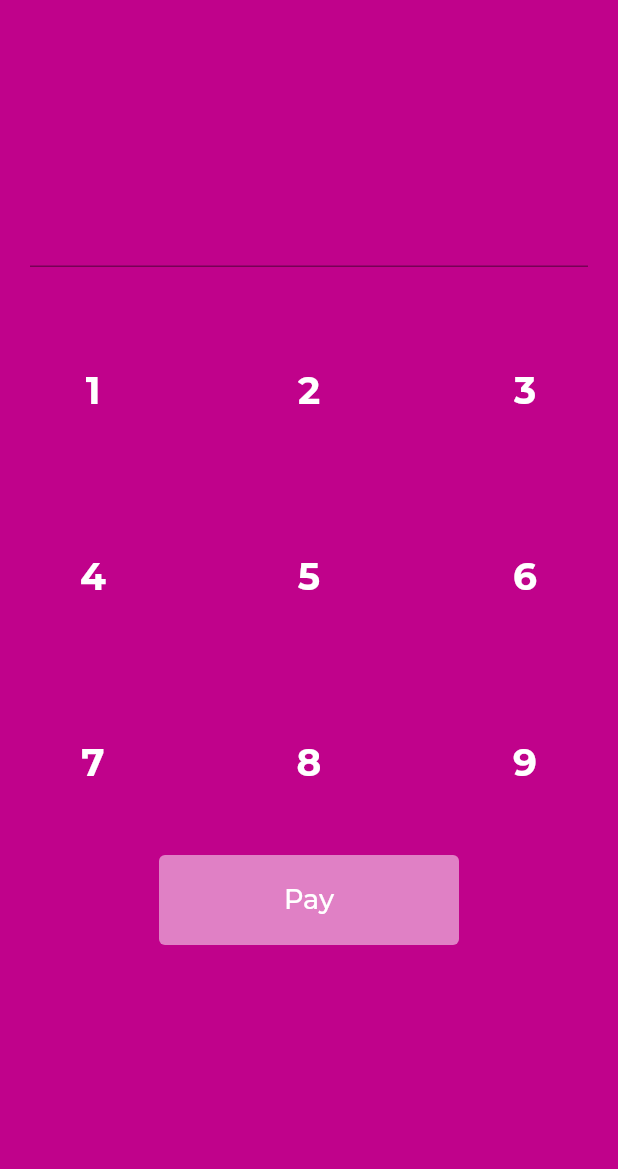
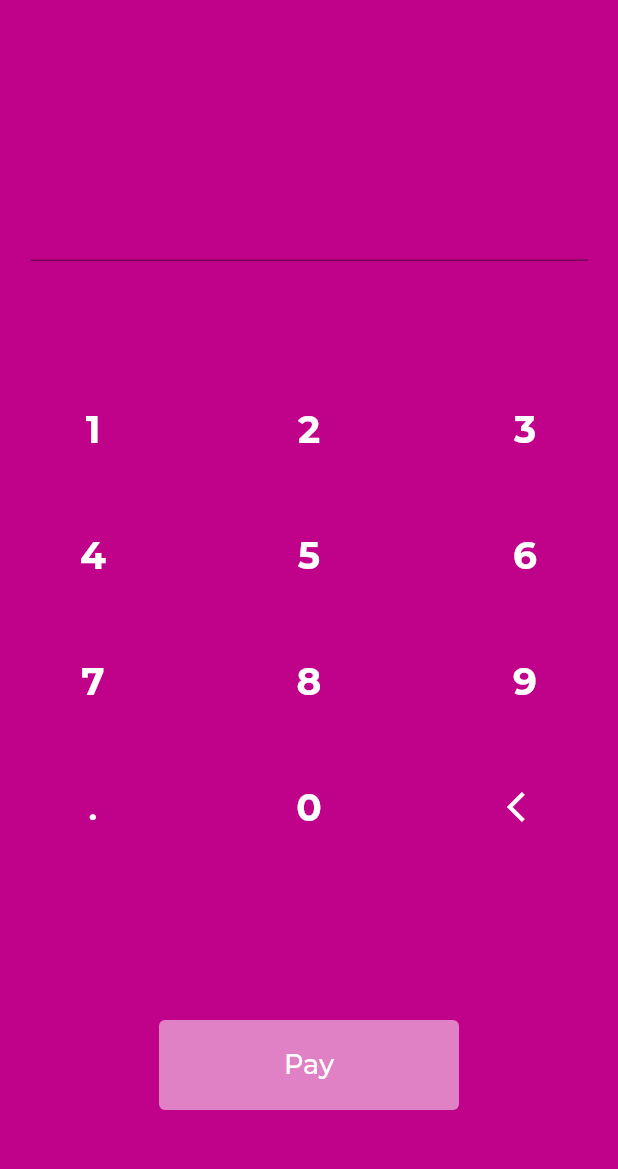
Before and after one commit to eldarheleg/moneyapp, a Flutter app: the PayInputAmount screen opened by its route, on a phone screen of 412 x 824 dp, the part 57-1226 px from its top. Run offline on Flutter 3.47's test engine with Material 2 defaults, Android fonts, the phone set to English and light mode, and no system bars; our stand-ins replace get; Roboto replaces fonts that are missing (Hind).

Commit message:
working on numpad

```diff
--- a/money_app/lib/modules/home/controllers/transactions_controller.dart
+++ b/money_app/lib/modules/home/controllers/transactions_controller.dart
@@ -28,6 +28,7 @@ var PayTransactions = <Transaction> [
         amount: 55.00,
         createdAt: DateTime.now()),
   ].obs;
+
   var TopUpTransactions = <Transaction>[
     Transaction(
         id: 1,
--- a/money_app/lib/modules/home/views/transactions_screen.dart
+++ b/money_app/lib/modules/home/views/transactions_screen.dart
@@ -11,11 +11,11 @@ import '../../../widgets/pay.dart';
 import '../../../widgets/top_up.dart';
 
 class TransactionsScreen extends StatelessWidget {
-  AmountController aa = Get.put(AmountController());
+  AmountController ac = Get.put(AmountController());
 
   @override
   Widget build(BuildContext context) {
-    double am = aa.amount.value;
+    double am = ac.amount.value;
     int x = int.parse(am.toStringAsFixed(2).split('.')[0]);
     int y = int.parse(am.toStringAsFixed(2).split('.')[1]);
 
--- a/money_app/lib/modules/pay_amount/controllers/amount_controller.dart
+++ b/money_app/lib/modules/pay_amount/controllers/amount_controller.dart
@@ -5,6 +5,7 @@ class AmountController extends GetxController {
   RxDouble amount = 0.0.obs;
 
 
+
   void valueCounter(double newValue) {
     amount.value += newValue;
   }
--- a/money_app/lib/modules/pay_amount/views/custom_numpad.dart
+++ b/money_app/lib/modules/pay_amount/views/custom_numpad.dart
@@ -6,25 +6,68 @@ class CustomNumpad extends StatelessWidget {
   final Function delete;
 
   CustomNumpad(
-      {this.buttonSize = 70, required this.text, required this.delete});
+      {this.buttonSize = 50, required this.text, required this.delete});
 
   @override
   Widget build(BuildContext context) {
     return GridView.count(
+      padding: EdgeInsets.symmetric(horizontal: 20),
       shrinkWrap: true,
       //mainAxisSpacing: 10,
-      crossAxisSpacing: 20,
+      crossAxisSpacing: 60,
       crossAxisCount: 3,
       children: [
-        NumberButton(number: 1, size: buttonSize,),
-        NumberButton(number: 2, size: buttonSize,),
-        NumberButton(number: 3, size: buttonSize,),
-        NumberButton(number: 4, size: buttonSize,),
-        NumberButton(number: 5, size: buttonSize,),
-        NumberButton(number: 6, size: buttonSize,),
-        NumberButton(number: 7, size: buttonSize,),
-        NumberButton(number: 8, size: buttonSize,),
-        NumberButton(number: 9, size: buttonSize,),
+        NumberButton(
+          number: 1,
+          size: buttonSize,
+        ),
+        NumberButton(
+          number: 2,
+          size: buttonSize,
+        ),
+        NumberButton(
+          number: 3,
+          size: buttonSize,
+        ),
+        NumberButton(
+          number: 4,
+          size: buttonSize,
+        ),
+        NumberButton(
+          number: 5,
+          size: buttonSize,
+        ),
+        NumberButton(
+          number: 6,
+          size: buttonSize,
+        ),
+        NumberButton(
+          number: 7,
+          size: buttonSize,
+        ),
+        NumberButton(
+          number: 8,
+          size: buttonSize,
+        ),
+        NumberButton(
+          number: 9,
+          size: buttonSize,
+        ),
+        InkWell(
+          onTap: (){},
+            child: Center(child: Text(".",style: TextStyle(color: Color(0xffffffff),fontSize: 25, fontWeight: FontWeight.w600),)),
+        ),
+        NumberButton(
+          number: 0,
+          size: buttonSize,
+        ),
+        InkWell(
+            child: SizedBox(
+          width: 30,
+          height: 30,
+          child:
+              IconButton(onPressed: () {}, icon: Icon(Icons.arrow_back_ios, color: Color(0xffffffff),)),
+        )),
       ],
     );
   }
@@ -40,13 +83,16 @@ class NumberButton extends StatelessWidget {
   Widget build(BuildContext context) {
     return SizedBox(
         width: size,
-        height: 30,
+        height: 20,
         child: TextButton(
-
             onPressed: () {},
             child: Text(
               number.toString(),
-              style: TextStyle(color: Color(0xffffffff), fontFamily: 'Montserrat',fontSize: 25,fontWeight: FontWeight.w600),
+              style: TextStyle(
+                  color: Color(0xffffffff),
+                  fontFamily: 'Montserrat',
+                  fontSize: 25,
+                  fontWeight: FontWeight.w600),
             )));
   }
 }
--- a/money_app/lib/modules/pay_amount/views/pay_input_amount.dart
+++ b/money_app/lib/modules/pay_amount/views/pay_input_amount.dart
@@ -1,7 +1,7 @@
 import 'package:flutter/material.dart';
 import 'package:get/get.dart';
 
-import './numpad.dart';
+import '../../../theme/light_theme.dart';
 import '../controllers/amount_controller.dart';
 import '../../trans_details/controllers/transaction_details_controller.dart';
 import './custom_numpad.dart';
@@ -23,21 +23,28 @@ class PayInputAmount extends StatelessWidget {
           style: TextStyle(fontSize: 16),
         ),
         centerTitle: true,
-
       ),
       body: SingleChildScrollView(
         child: Column(
           mainAxisAlignment: MainAxisAlignment.center,
           children: [
             // display the entered numbers
-            SizedBox(height: 70,),
+            SizedBox(
+              height: 70,
+            ),
+            Obx(() => Text.rich(TextSpan())),
             Padding(
               padding: const EdgeInsets.all(20),
               child: SizedBox(
-                height: 70,
+                height: 50,
                 child: Center(
                     child: TextField(
+                  decoration: InputDecoration(
+                      focusedBorder: UnderlineInputBorder(
+                          borderSide:
+                              BorderSide(color: lightTheme.primaryColor))),
                   controller: _text,
+
                   textAlign: TextAlign.center,
                   showCursor: false,
                   style: const TextStyle(fontSize: 40),
@@ -46,19 +53,19 @@ class PayInputAmount extends StatelessWidget {
                 )),
               ),
             ),
-            // implement the custom NumPad
-            // NumPad(
-            //   buttonSize: 75,
 
-            //   iconColor: Colors.deepOrange,
-            //   controller: _text,
-            //   delete: () {
-            //     _text.text = _text.text.substring(0, _text.text.length - 1);
-            //   },
-            //   // do something with the input numbers
-
-            // ),
-            CustomNumpad(buttonSize: 50,text: _text, delete: ()=>_text.text = _text.text.substring(0,_text.text.length-1),),
+            SizedBox(
+              height: 50,
+            ),
+            CustomNumpad(
+              buttonSize: 40,
+              text: _text,
+              delete: () =>
+                  _text.text = _text.text.substring(0, _text.text.length - 1),
+            ),
+            SizedBox(
+              height: 100,
+            ),
             SizedBox(
               width: 200,
               height: 60,
@@ -67,8 +74,7 @@ class PayInputAmount extends StatelessWidget {
                     backgroundColor: Color.fromRGBO(255, 255, 255, 0.5),
                   ),
                   onPressed: () {
-
-                    Get.toNamed("/");
+                    Get.toNamed("/PayInputName");
                   },
                   child: Text('Pay',
                       style: TextStyle(
```
Also changed, not shown: money_app/lib/modules/pay_amount/views/numpad.dart (deleted, +0 -163 lines).
